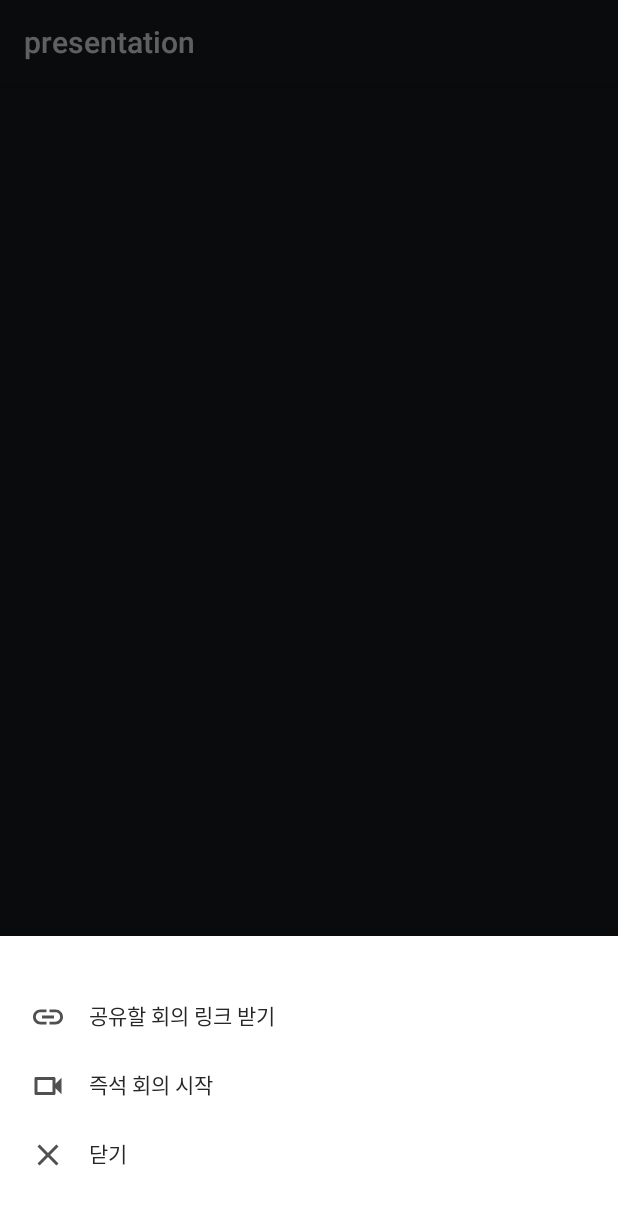
After one commit to sgdevcamp2022/recoder, an Android app: the fragment HomeBottomSheetFragment placed in its activity, on a phone screen of 412 x 824 dp. The commit adds this screen. Shown: the top 1205 px of the screen. Run offline under Robolectric (Android 15) with nearby library versions, the phone set to English and light mode, and no system bars; 1 statement that could not run was skipped.

Commit message:
[APP] Feature/#21 home addtional screens (#32)
* style : 디자인 resource 추가

* feat : 새 회의 bottomSheet Dialog 구현

* feat : home to dialog 연결

* feat : joinByCode 시작 시 foucs & keyboard up

* feat : MainActivity EditText 외부영역 터치 시 언포커싱 처리

```diff
--- /dev/null
+++ b/client-android/presentation/src/main/java/com/recoder/presentation/ui/home/HomeBottomSheetFragment.kt
@@ -0,0 +1,20 @@
+package com.recoder.presentation.ui.home
+
+import android.os.Bundle
+import android.view.LayoutInflater
+import android.view.View
+import android.view.ViewGroup
+import com.google.android.material.bottomsheet.BottomSheetDialogFragment
+import com.recoder.presentation.R
+
+class HomeBottomSheetFragment : BottomSheetDialogFragment() {
+
+    private lateinit var viewModel: HomeBottomSheetViewModel
+
+    override fun onCreateView(
+        inflater: LayoutInflater, container: ViewGroup?,
+        savedInstanceState: Bundle?,
+    ): View? {
+        return inflater.inflate(R.layout.fragment_home_bottom_sheet, container, false)
+    }
+}
--- /dev/null
+++ b/client-android/presentation/src/main/res/drawable/baseline_close_24.xml
@@ -0,0 +1,5 @@
+<vector android:height="24dp" android:tint="#505050"
+    android:viewportHeight="24" android:viewportWidth="24"
+    android:width="24dp" xmlns:android="http://schemas.android.com/apk/res/android">
+    <path android:fillColor="@android:color/white" android:pathData="M19,6.41L17.59,5 12,10.59 6.41,5 5,6.41 10.59,12 5,17.59 6.41,19 12,13.41 17.59,19 19,17.59 13.41,12z"/>
+</vector>
--- /dev/null
+++ b/client-android/presentation/src/main/res/drawable/baseline_link_24.xml
@@ -0,0 +1,5 @@
+<vector android:height="24dp" android:tint="#505050"
+    android:viewportHeight="24" android:viewportWidth="24"
+    android:width="24dp" xmlns:android="http://schemas.android.com/apk/res/android">
+    <path android:fillColor="@android:color/white" android:pathData="M3.9,12c0,-1.71 1.39,-3.1 3.1,-3.1h4L11,7L7,7c-2.76,0 -5,2.24 -5,5s2.24,5 5,5h4v-1.9L7,15.1c-1.71,0 -3.1,-1.39 -3.1,-3.1zM8,13h8v-2L8,11v2zM17,7h-4v1.9h4c1.71,0 3.1,1.39 3.1,3.1s-1.39,3.1 -3.1,3.1h-4L13,17h4c2.76,0 5,-2.24 5,-5s-2.24,-5 -5,-5z"/>
+</vector>
--- /dev/null
+++ b/client-android/presentation/src/main/res/drawable/bottom_sheet_white_r20.xml
@@ -0,0 +1,11 @@
+<?xml version="1.0" encoding="utf-8"?>
+<shape xmlns:android="http://schemas.android.com/apk/res/android"
+    android:padding="10dp"
+    android:shape="rectangle">
+
+    <solid android:color="@color/white" />
+
+    <corners
+        android:topLeftRadius="20dp"
+        android:topRightRadius="20dp" />
+</shape>
--- /dev/null
+++ b/client-android/presentation/src/main/res/drawable/outline_videocam_24_gray.xml
@@ -0,0 +1,5 @@
+<vector android:height="24dp" android:tint="#505050"
+    android:viewportHeight="24" android:viewportWidth="24"
+    android:width="24dp" xmlns:android="http://schemas.android.com/apk/res/android">
+    <path android:fillColor="@android:color/white" android:pathData="M15,8v8H5V8h10m1,-2H4c-0.55,0 -1,0.45 -1,1v10c0,0.55 0.45,1 1,1h12c0.55,0 1,-0.45 1,-1v-3.5l4,4v-11l-4,4V7c0,-0.55 -0.45,-1 -1,-1z"/>
+</vector>
--- /dev/null
+++ b/client-android/presentation/src/main/res/layout/fragment_home_bottom_sheet.xml
@@ -0,0 +1,87 @@
+<?xml version="1.0" encoding="utf-8"?>
+<androidx.constraintlayout.widget.ConstraintLayout xmlns:android="http://schemas.android.com/apk/res/android"
+    xmlns:app="http://schemas.android.com/apk/res-auto"
+    xmlns:tools="http://schemas.android.com/tools"
+    android:layout_width="match_parent"
+    android:layout_height="wrap_content"
+    android:background="@drawable/bottom_sheet_white_r20"
+    android:minHeight="200dp"
+    android:paddingHorizontal="20dp"
+    android:paddingVertical="20dp"
+    tools:context=".ui.home.HomeBottomSheetFragment">
+
+    <LinearLayout
+        android:id="@+id/btn_get_url"
+        android:layout_width="match_parent"
+        android:layout_height="wrap_content"
+        android:orientation="horizontal"
+        app:layout_constraintBottom_toTopOf="@+id/btn_start_meeting"
+        app:layout_constraintEnd_toEndOf="parent"
+        app:layout_constraintStart_toStartOf="parent"
+        app:layout_constraintTop_toTopOf="parent"
+        app:layout_constraintVertical_chainStyle="spread">
+
+        <ImageView
+            android:layout_width="wrap_content"
+            android:layout_height="wrap_content"
+            android:layout_marginEnd="15dp"
+            android:src="@drawable/baseline_link_24" />
+
+        <TextView
+            android:layout_width="wrap_content"
+            android:layout_height="wrap_content"
+            android:text="@string/get_url_link"
+            android:textColor="@color/gray_500" />
+
+    </LinearLayout>
+
+    <LinearLayout
+        android:id="@+id/btn_start_meeting"
+        android:layout_width="match_parent"
+        android:layout_height="wrap_content"
+        android:orientation="horizontal"
+        app:layout_constraintBottom_toTopOf="@+id/btn_close"
+        app:layout_constraintEnd_toEndOf="@+id/btn_get_url"
+        app:layout_constraintStart_toStartOf="@+id/btn_get_url"
+        app:layout_constraintTop_toBottomOf="@+id/btn_get_url">
+
+        <ImageView
+            android:layout_width="wrap_content"
+            android:layout_height="wrap_content"
+            android:layout_marginEnd="15dp"
+            android:src="@drawable/outline_videocam_24_gray" />
+
+        <TextView
+            android:layout_width="wrap_content"
+            android:layout_height="wrap_content"
+            android:text="@string/start_meeting_now"
+            android:textColor="@color/gray_500" />
+
+    </LinearLayout>
+
+    <LinearLayout
+        android:id="@+id/btn_close"
+        android:layout_width="match_parent"
+        android:layout_height="wrap_content"
+        android:orientation="horizontal"
+        app:layout_constraintBottom_toBottomOf="parent"
+        app:layout_constraintEnd_toEndOf="@+id/btn_start_meeting"
+        app:layout_constraintStart_toStartOf="@+id/btn_start_meeting"
+        app:layout_constraintTop_toBottomOf="@+id/btn_start_meeting">
+
+        <ImageView
+            android:layout_width="wrap_content"
+            android:layout_height="wrap_content"
+            android:layout_marginEnd="15dp"
+            android:src="@drawable/baseline_close_24" />
+
+        <TextView
+            android:layout_width="wrap_content"
+            android:layout_height="wrap_content"
+            android:text="@string/close_button_string"
+            android:textColor="@color/gray_500" />
+
+    </LinearLayout>
+
+
+</androidx.constraintlayout.widget.ConstraintLayout>
--- a/client-android/presentation/src/main/res/layout/fragment_join_by_code.xml
+++ b/client-android/presentation/src/main/res/layout/fragment_join_by_code.xml
@@ -85,6 +85,7 @@
                 android:id="@+id/code_text_field"
                 android:layout_width="match_parent"
                 android:layout_height="wrap_content"
+                android:focusableInTouchMode="true"
                 android:focusable="true"
                 android:hint="@string/edit_text_label"
                 android:inputType="text"
--- a/client-android/presentation/src/main/res/values/strings.xml
+++ b/client-android/presentation/src/main/res/values/strings.xml
@@ -24,4 +24,7 @@
     <string name="example_code">예: abc-defg-hij</string>
     <string name="initial_last_meeting_code">\'abc-defg-hij\'</string>
     <string name="reconnect">다시 참여</string>
+    <string name="get_url_link">공유할 회의 링크 받기</string>
+    <string name="start_meeting_now">즉석 회의 시작</string>
+    <string name="close_button_string">닫기</string>
 </resources>
```
Also changed, not shown: client-android/app/src/main/res/values/themes.xml (+16 -0 lines), client-android/presentation/src/main/java/com/recoder/presentation/ui/MainActivity.kt (+29 -1 lines), client-android/presentation/src/main/java/com/recoder/presentation/ui/home/HomeBottomSheetViewModel.kt (added, +7 -0 lines), client-android/presentation/src/main/java/com/recoder/presentation/ui/home/HomeFragment.kt (+14 -6 lines), client-android/presentation/src/main/java/com/recoder/presentation/ui/home/JoinByCodeFragment.kt (+4 -6 lines), client-android/presentation/src/main/res/drawable/round_bg_white_r15.xml (added, +13 -0 lines), client-android/presentation/src/main/res/navigation/home_nav_graph.xml (+15 -0 lines).
